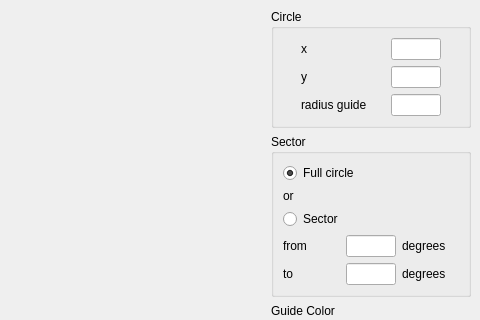
This is ui/ui_radial_profile.ui in neutronimaging/python_notebooks as Qt 5 draws it before an edit; both pictures show x 419 to 899 and y 0 to 320 of the 899 by 641 pixel window. The edited form follows.
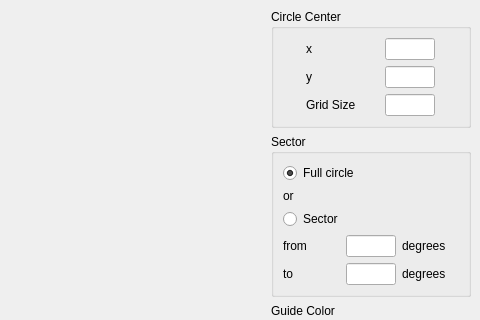
This is the edited form.

```diff
--- a/ui/ui_radial_profile.ui
+++ b/ui/ui_radial_profile.ui
@@ -44,7 +44,7 @@
            </size>
           </property>
           <property name="title">
-           <string>Circle</string>
+           <string>Circle Center</string>
           </property>
           <layout class="QGridLayout" name="gridLayout">
            <item row="0" column="0">
@@ -90,7 +90,7 @@
            <item row="2" column="0">
             <widget class="QLabel" name="label_4">
              <property name="text">
-              <string>radius guide</string>
+              <string>Grid Size</string>
              </property>
             </widget>
            </item>
```
Left out of the diff: 3 changed lines with no effect on the pictures.
